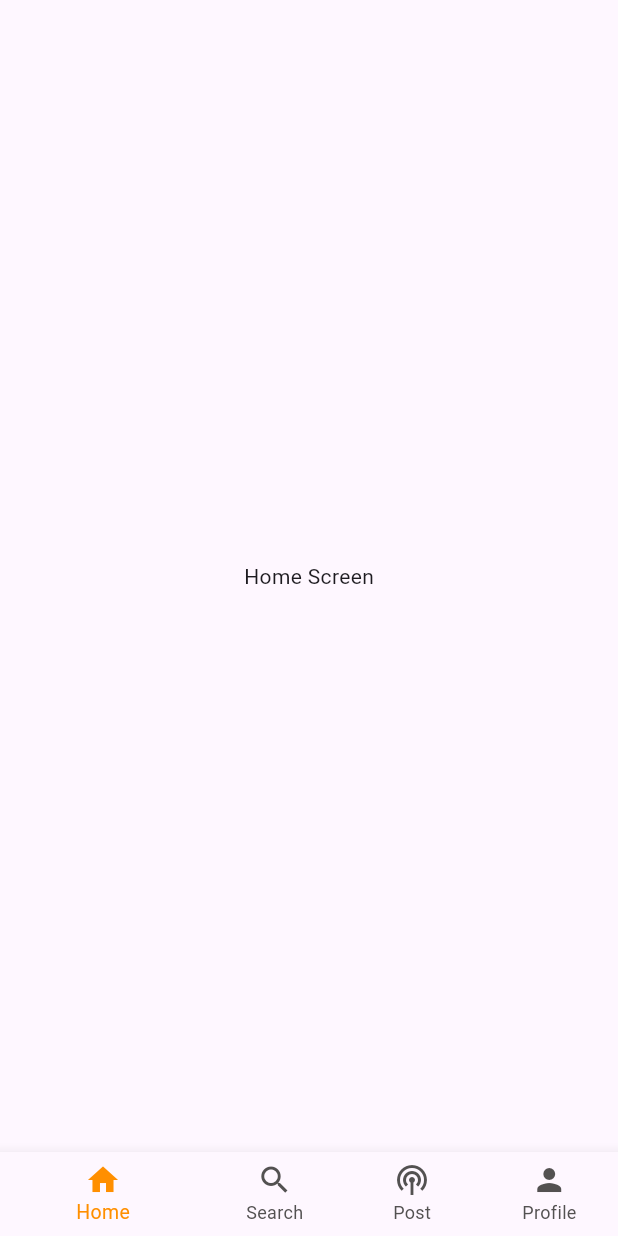
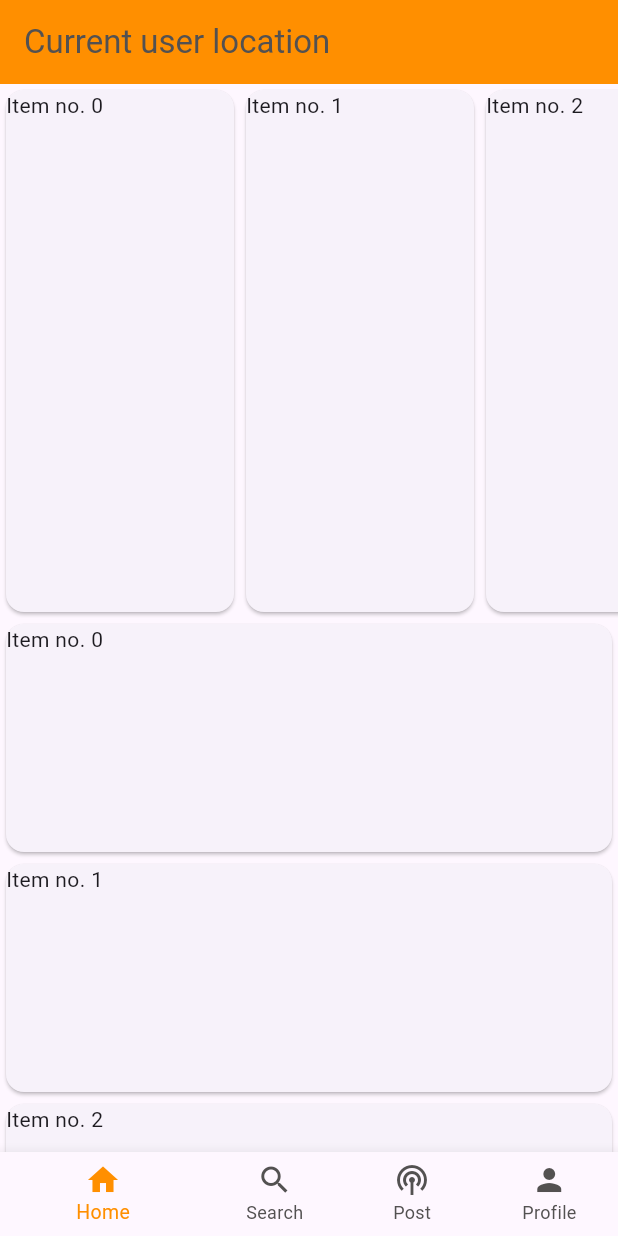
Before and after one commit to TienNguyen2210/TourGuideApp, a Flutter app: the screen it shows after launch, on a phone screen of 412 x 824 dp. Run offline on Flutter 3.47's test engine with Material 3 defaults, Android fonts, the light colour scheme and no system bars; our stand-ins replace firebase_auth, firebase_core, google_sign_in; missing offline and left inert: flutter_facebook_auth; accounts and stored records are empty.

Commit message:
basic ui
Need to change content and add spaces to make it look nicer

```diff
--- /dev/null
+++ b/lib/models/user_post.dart
@@ -0,0 +1,15 @@
+import 'package:flutter/cupertino.dart';
+
+class post extends StatefulWidget {
+  const post({super.key});
+
+  @override
+  State<post> createState() => _postState();
+}
+
+class _postState extends State<post> {
+  @override
+  Widget build(BuildContext context) {
+    return const Placeholder();
+  }
+}
--- a/lib/pages/home_page.dart
+++ b/lib/pages/home_page.dart
@@ -1,3 +1,4 @@
+import 'package:flutter/cupertino.dart';
 import 'package:flutter/material.dart';
 
 class HomeScreen extends StatelessWidget {
@@ -5,8 +6,47 @@ class HomeScreen extends StatelessWidget {
 
   @override
   Widget build(BuildContext context) {
-    return Center(
-      child: Text('Home Screen'),
+    return MaterialApp(
+      debugShowCheckedModeBanner: false,
+      home: Scaffold(
+        appBar: AppBar(
+          title: Text("Current user location"),
+          backgroundColor: Colors.amber[800],
+          foregroundColor: Color.fromARGB(255, 83, 81, 81),
+        ),
+        body: Column(
+          children: [
+            Expanded(
+              child: ListView.builder(
+                scrollDirection: Axis.horizontal,
+                itemCount: 10,
+                itemBuilder: (context, index) {
+                  return Container(
+                    width: 160.0,
+                    child: Card(
+                      child: Text("Item no. $index"),
+                    ),
+                  );
+                },
+              ),
+            ),
+            Expanded(
+              child: ListView.builder(
+                scrollDirection: Axis.vertical,
+                itemCount: 10,
+                itemBuilder: (context, index) {
+                  return Container(
+                    height: 160.0,
+                    child: Card(
+                      child: Text("Item no. $index"),
+                    ),
+                  );
+                },
+              ),
+            )
+          ],
+        ),
+      ),
     );
   }
 }
```
